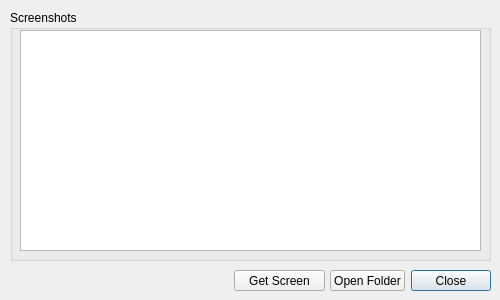
Qt form AndroidMultiTool/dialogscreenshot.ui (lexpaval/LxMultiTool) before a commit.
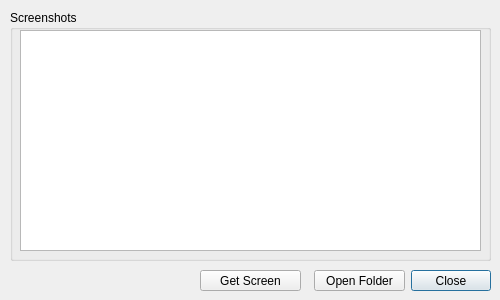
The same form after that commit. Icons and pictures are not drawn.

Diff of the .ui file:
```diff
--- a/AndroidMultiTool/dialogscreenshot.ui
+++ b/AndroidMultiTool/dialogscreenshot.ui
@@ -47,9 +47,9 @@
   <widget class="QPushButton" name="exploreButton">
    <property name="geometry">
     <rect>
-     <x>330</x>
+     <x>314</x>
      <y>270</y>
-     <width>75</width>
+     <width>91</width>
      <height>21</height>
     </rect>
    </property>
@@ -63,9 +63,9 @@
   <widget class="QPushButton" name="getScreenButton">
    <property name="geometry">
     <rect>
-     <x>234</x>
+     <x>200</x>
      <y>270</y>
-     <width>91</width>
+     <width>101</width>
      <height>21</height>
     </rect>
    </property>
```
